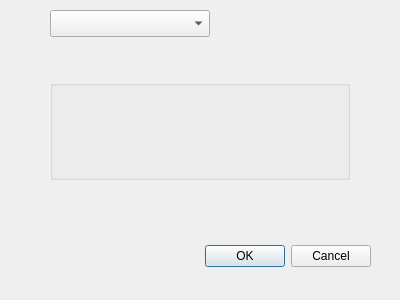
Before: the Qt Designer form helmert2d_dialog_base.ui in edigonzales-archiv/qgis_helmert2d, drawn with Qt 5.
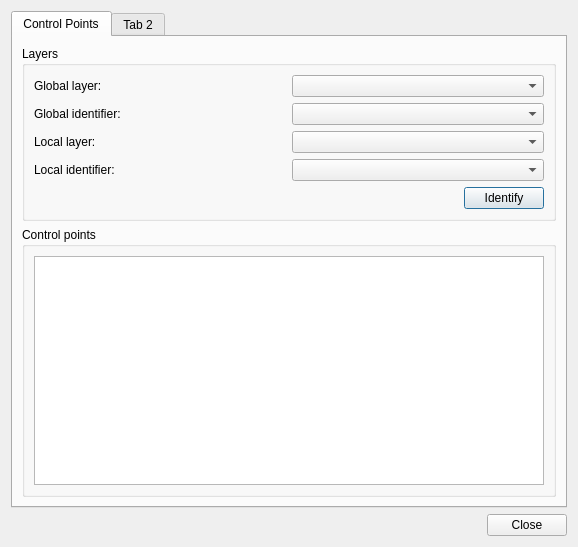
After: the same form once the commit is applied. Custom widgets are drawn as their Qt base class.

What changed in the file:
```diff
--- a/helmert2d_dialog_base.ui
+++ b/helmert2d_dialog_base.ui
@@ -6,59 +6,144 @@
    <rect>
     <x>0</x>
     <y>0</y>
-    <width>400</width>
-    <height>300</height>
+    <width>578</width>
+    <height>547</height>
    </rect>
   </property>
   <property name="windowTitle">
    <string>Helmert2D</string>
   </property>
-  <widget class="QDialogButtonBox" name="button_box">
-   <property name="geometry">
-    <rect>
-     <x>30</x>
-     <y>240</y>
-     <width>341</width>
-     <height>32</height>
-    </rect>
-   </property>
-   <property name="orientation">
-    <enum>Qt::Horizontal</enum>
-   </property>
-   <property name="standardButtons">
-    <set>QDialogButtonBox::Cancel|QDialogButtonBox::Ok</set>
-   </property>
-  </widget>
-  <widget class="QgsCollapsibleGroupBox" name="mGroupBox">
-   <property name="geometry">
-    <rect>
-     <x>50</x>
-     <y>80</y>
-     <width>300</width>
-     <height>100</height>
-    </rect>
-   </property>
-  </widget>
-  <widget class="QgsMapLayerComboBox" name="mMapLayerComboBox">
-   <property name="geometry">
-    <rect>
-     <x>50</x>
-     <y>10</y>
-     <width>160</width>
-     <height>27</height>
-    </rect>
-   </property>
-   <property name="filters">
-    <set>QgsMapLayerProxyModel::PointLayer</set>
-   </property>
-  </widget>
+  <layout class="QGridLayout" name="gridLayout">
+   <item row="0" column="0">
+    <widget class="QTabWidget" name="tab_widget">
+     <widget class="QWidget" name="tab_control_points">
+      <attribute name="title">
+       <string>Control Points</string>
+      </attribute>
+      <layout class="QGridLayout" name="gridLayout_2">
+       <item row="2" column="0">
+        <widget class="QGroupBox" name="groupBox_2">
+         <property name="title">
+          <string>Control points </string>
+         </property>
+         <layout class="QGridLayout" name="gridLayout_5">
+          <item row="0" column="0">
+           <widget class="QTableWidget" name="tableWidget"/>
+          </item>
+         </layout>
+        </widget>
+       </item>
+       <item row="0" column="0">
+        <widget class="QGroupBox" name="groupBox">
+         <property name="title">
+          <string>Layers </string>
+         </property>
+         <layout class="QGridLayout" name="gridLayout_4">
+          <item row="0" column="0">
+           <layout class="QGridLayout" name="gridLayout_3">
+            <item row="0" column="0">
+             <widget class="QLabel" name="label">
+              <property name="text">
+               <string>Global layer: </string>
+              </property>
+             </widget>
+            </item>
+            <item row="1" column="0">
+             <widget class="QLabel" name="label_2">
+              <property name="text">
+               <string>Global identifier: </string>
+              </property>
+             </widget>
+            </item>
+            <item row="3" column="0">
+             <widget class="QLabel" name="label_4">
+              <property name="text">
+               <string>Local identifier: </string>
+              </property>
+             </widget>
+            </item>
+            <item row="2" column="0">
+             <widget class="QLabel" name="label_3">
+              <property name="text">
+               <string>Local layer: </string>
+              </property>
+             </widget>
+            </item>
+            <item row="0" column="1">
+             <widget class="QgsMapLayerComboBox" name="globalLayerCombo">
+              <property name="filters">
+               <set>QgsMapLayerProxyModel::PointLayer</set>
+              </property>
+             </widget>
+            </item>
+            <item row="2" column="1">
+             <widget class="QgsMapLayerComboBox" name="localLayerCombo">
+              <property name="filters">
+               <set>QgsMapLayerProxyModel::PointLayer</set>
+              </property>
+             </widget>
+            </item>
+            <item row="1" column="1">
+             <widget class="QgsFieldComboBox" name="globalFieldCombo"/>
+            </item>
+            <item row="3" column="1">
+             <widget class="QgsFieldComboBox" name="localFieldCombo"/>
+            </item>
+           </layout>
+          </item>
+          <item row="1" column="0">
+           <layout class="QHBoxLayout" name="horizontalLayout">
+            <item>
+             <spacer name="horizontalSpacer">
+              <property name="orientation">
+               <enum>Qt::Horizontal</enum>
+              </property>
+              <property name="sizeHint" stdset="0">
+               <size>
+                <width>40</width>
+                <height>20</height>
+               </size>
+              </property>
+             </spacer>
+            </item>
+            <item>
+             <widget class="QPushButton" name="identifyBtn">
+              <property name="text">
+               <string>Identify</string>
+              </property>
+             </widget>
+            </item>
+           </layout>
+          </item>
+         </layout>
+        </widget>
+       </item>
+      </layout>
+     </widget>
+     <widget class="QWidget" name="tab_2">
+      <attribute name="title">
+       <string>Tab 2</string>
+      </attribute>
+     </widget>
+    </widget>
+   </item>
+   <item row="1" column="0">
+    <widget class="QDialogButtonBox" name="button_box">
+     <property name="orientation">
+      <enum>Qt::Horizontal</enum>
+     </property>
+     <property name="standardButtons">
+      <set>QDialogButtonBox::Close</set>
+     </property>
+    </widget>
+   </item>
+  </layout>
  </widget>
  <customwidgets>
   <customwidget>
-   <class>QgsCollapsibleGroupBox</class>
-   <extends>QGroupBox</extends>
-   <header>qgscollapsiblegroupbox.h</header>
-   <container>1</container>
+   <class>QgsFieldComboBox</class>
+   <extends>QComboBox</extends>
+   <header>qgsfieldcombobox.h</header>
   </customwidget>
   <customwidget>
    <class>QgsMapLayerComboBox</class>
```
